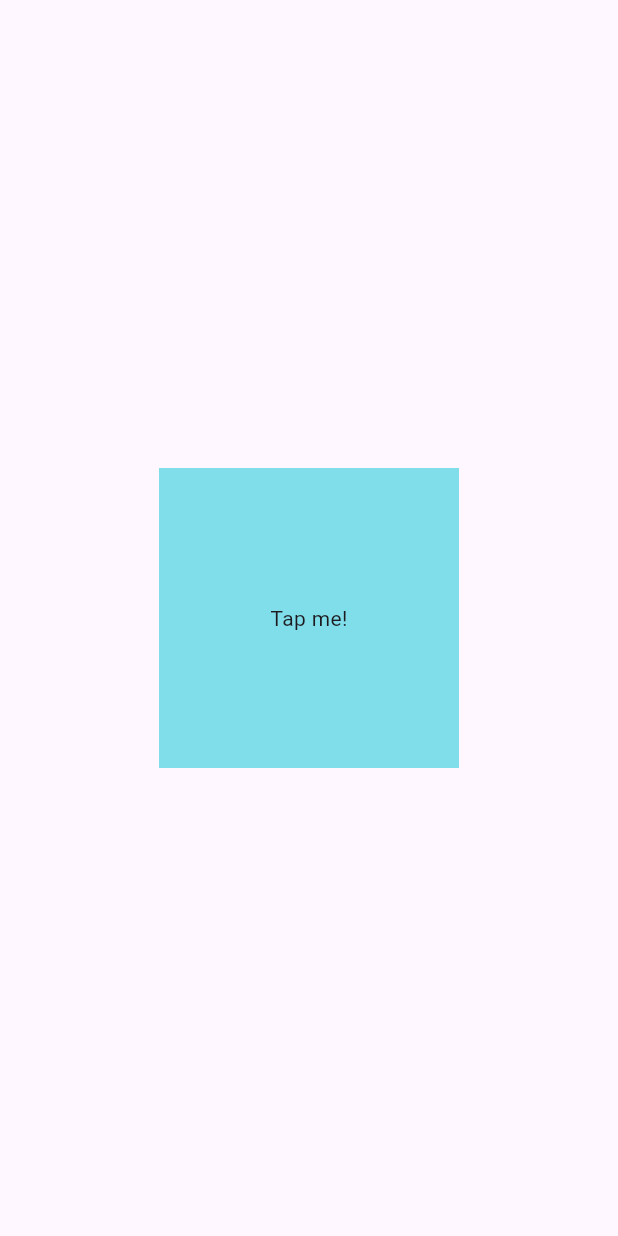
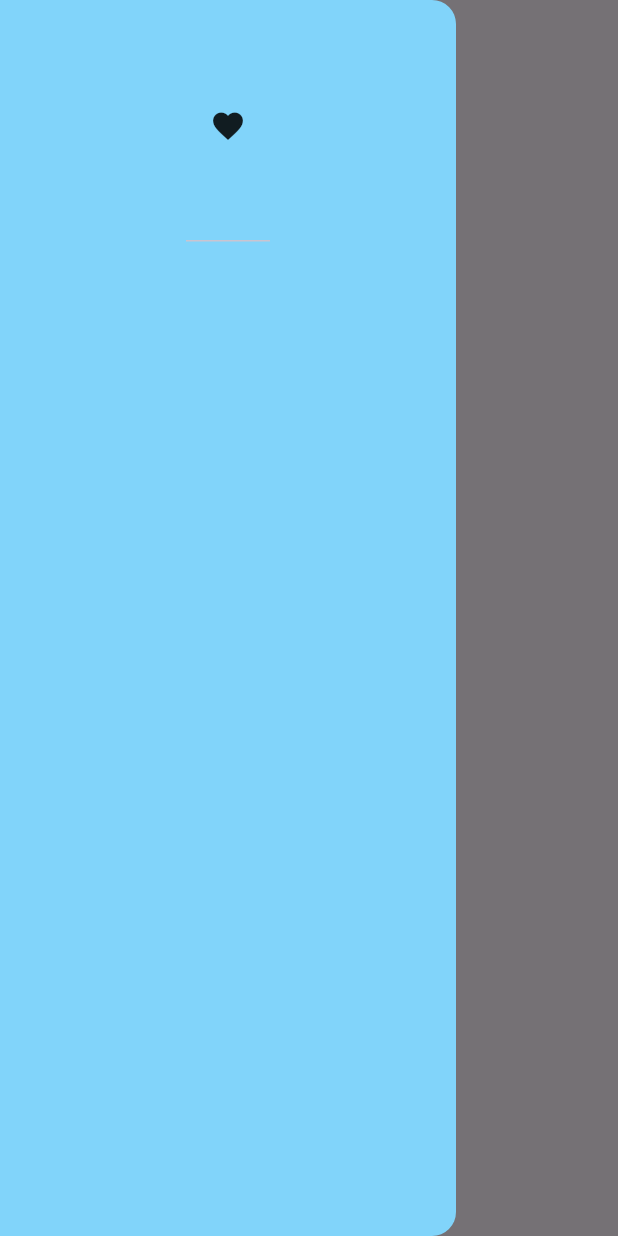
Before and after one commit to NataliaRozario/flutter_fundamentals, a Flutter app: the screen it shows after launch, with the side drawer open (before the commit the screen has no drawer), on a phone screen of 412 x 824 dp. Run offline on Flutter 3.47's test engine with Material 3 defaults, Android fonts, the phone set to English and light mode, and no system bars.

```diff
--- a/lib/main.dart
+++ b/lib/main.dart
@@ -1,4 +1,6 @@
 import 'package:flutter/material.dart';
+import 'package:flutter_fundamentals/pages/first_page.dart';
+import 'package:flutter_fundamentals/pages/second_page.dart';
 
 void main() {
   runApp(MyApp());
@@ -7,27 +9,15 @@ void main() {
 class MyApp extends StatelessWidget {
   const MyApp({super.key});
 
-  void userTapped() {
-    print("User tapped!");
-  }
-
   @override
   Widget build(BuildContext context) {
     return MaterialApp(
       debugShowCheckedModeBanner: false,
-      home: Scaffold(
-        body: Center(
-          child: GestureDetector(
-            onTap: userTapped,
-            child: Container(
-              height: 200,
-              width: 200,
-              color: Colors.cyan[200],
-              child: Center(child: Text("Tap me!")),
-            ),
-          ),
-        ),
-      ),
+      home: FirstPage(),
+      routes: {
+        '/firstpage': (context) => FirstPage(),
+        '/secondpage': (context) => SecondPage(),
+      },
     );
   }
 }
@@ -157,3 +147,19 @@ Stack(
           ],
         ),
  */
+
+/*
+Scaffold(
+        body: Center(
+          child: GestureDetector(
+            onTap: userTapped,
+            child: Container(
+              height: 200,
+              width: 200,
+              color: Colors.cyan[200],
+              child: Center(child: Text("Tap me!")),
+            ),
+          ),
+        ),
+      ),
+ */
--- /dev/null
+++ b/lib/pages/first_page.dart
@@ -0,0 +1,44 @@
+import 'package:flutter/material.dart';
+
+class FirstPage extends StatelessWidget {
+  const FirstPage({super.key});
+
+  @override
+  Widget build(BuildContext context) {
+    return Scaffold(
+      appBar: AppBar(title: Text("1st Page")),
+      drawer: Drawer(
+        backgroundColor: Colors.lightBlue[200],
+        child: Column(
+          children: [
+            DrawerHeader(
+              child: Icon(
+                Icons.favorite,
+              ),
+            ),
+          ],
+        ),
+      ),
+    );
+  }
+}
+
+/*
+Navigator.push(
+              context,
+              MaterialPageRoute(
+                builder: (context) => SecondPage(),
+              ),
+            );
+ */
+
+/*
+ body: Center(
+        child: ElevatedButton(
+          child: Text("Go to Second Page"),
+          onPressed: () {
+            Navigator.pushNamed(context, '/secondpage');
+          },
+        ),
+      ),
+ */
```
Also changed, not shown: lib/pages/second_page.dart (added, +14 -0 lines).
